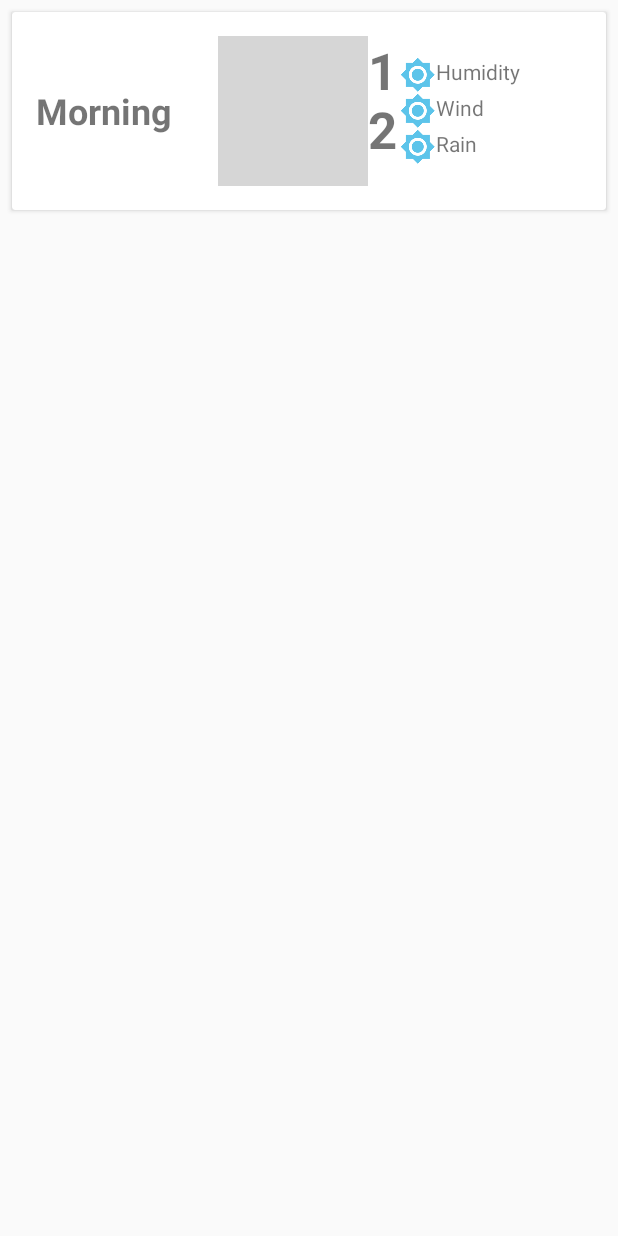
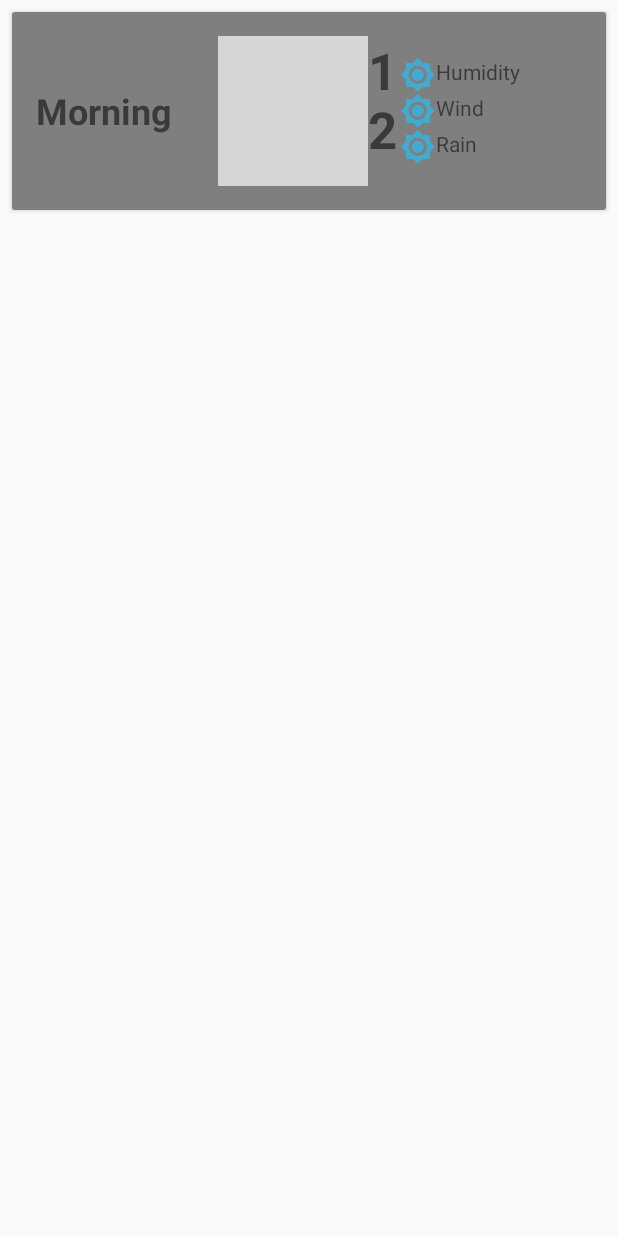
Before and after one commit to joy6005/BackBaseWeatherApplication, an Android app: the layout item_five_days.xml on its own in the app's theme, with its tools: preview values and no code run, on a phone screen of 412 x 824 dp. Run offline under Robolectric (Android 15) with nearby library versions, the phone set to English and light mode, and no system bars; grey boxes are pictures that could not be loaded.

Commit message:
Background image added

```diff
--- a/app/src/main/res/layout/activity_home_list.xml
+++ b/app/src/main/res/layout/activity_home_list.xml
@@ -4,6 +4,7 @@
     xmlns:tools="http://schemas.android.com/tools"
     android:layout_width="match_parent"
     android:layout_height="match_parent"
+    android:background="@drawable/rainy_bg"
     android:fitsSystemWindows="true"
     tools:context=".ui.home.HomeActivity">
 
@@ -17,7 +18,7 @@
             android:id="@+id/toolbar"
             android:layout_width="match_parent"
             android:layout_height="?attr/actionBarSize"
-            app:popupTheme="@style/AppTheme.PopupOverlay"/>
+            app:popupTheme="@style/AppTheme.PopupOverlay" />
 
     </android.support.design.widget.AppBarLayout>
 
@@ -27,7 +28,7 @@
         android:layout_height="match_parent"
         app:layout_behavior="@string/appbar_scrolling_view_behavior">
 
-        <include layout="@layout/item_list"/>
+        <include layout="@layout/item_list" />
     </FrameLayout>
 
     <android.support.design.widget.FloatingActionButton
@@ -36,7 +37,7 @@
         android:layout_height="wrap_content"
         android:layout_gravity="bottom|end"
         android:layout_margin="@dimen/fab_margin"
-        app:srcCompat="@android:drawable/ic_dialog_email"/>
+        app:srcCompat="@android:drawable/ic_dialog_email" />
 
 
 </android.support.design.widget.CoordinatorLayout>
--- a/app/src/main/res/layout/item_five_days.xml
+++ b/app/src/main/res/layout/item_five_days.xml
@@ -1,17 +1,19 @@
 <?xml version="1.0" encoding="utf-8"?>
-<android.support.v7.widget.CardView
-    xmlns:android="http://schemas.android.com/apk/res/android"
+<android.support.v7.widget.CardView xmlns:android="http://schemas.android.com/apk/res/android"
     xmlns:tools="http://schemas.android.com/tools"
     android:layout_width="match_parent"
     android:layout_height="wrap_content"
-    android:layout_margin="8dp">
+    xmlns:app="http://schemas.android.com/apk/res-auto"
+    android:layout_margin="8dp"
+    app:cardCornerRadius="2dp">
 <LinearLayout
     android:layout_width="match_parent"
     android:layout_height="wrap_content"
     android:layout_gravity="center_vertical"
     android:gravity="center_vertical"
     android:orientation="horizontal"
-    android:padding="16dp">
+    android:padding="16dp"
+    android:background="#80000000">
 
     <TextView
         android:id="@+id/txtTime"
```
Also changed, not shown: app/src/main/res/drawable/cloudy_bg.jpg (added), app/src/main/res/drawable/rainy_bg.jpg (added), 1 other file. Lines whose indentation alone changed are shown as unchanged.
